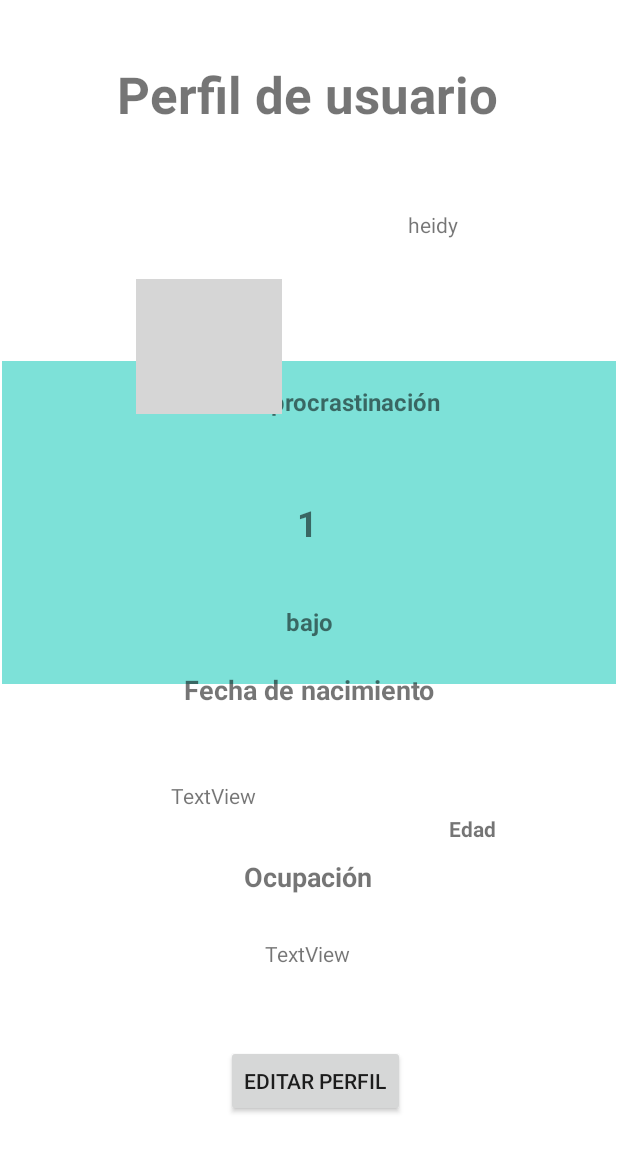
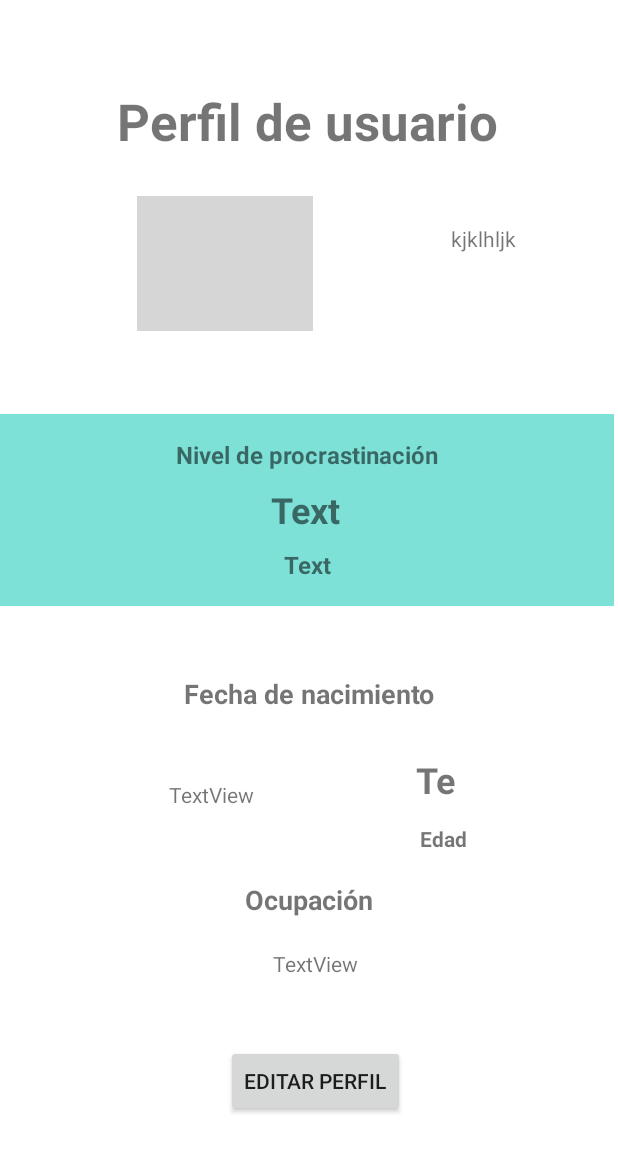
Before and after one commit to Zawent/Procrastinator-Android, an Android app: the layout activity_perfil.xml on its own in the app's theme, with its tools: preview values and no code run, on a phone screen of 412 x 824 dp. Shown: the top 1152 px of the screen. Run offline under Robolectric (Android 15) with nearby library versions, the light colour scheme and no system bars; grey boxes are pictures that could not be loaded.

Commit message:
ignorar esto por el momento je,je

```diff
--- a/app/src/main/java/com/micasa/holamundo/edituser/Perfil.java
+++ b/app/src/main/java/com/micasa/holamundo/edituser/Perfil.java
@@ -24,11 +24,12 @@ public class Perfil extends AppCompatActivity {
         Intent intent = getIntent();
         user = (User) intent.getSerializableExtra("user");
 
-        nombre_user = findViewById(R.id.txtnombre_user);
+        nombre_user = findViewById(R.id.txtnombre);
         if (user != null) {
             nombre_user.setText(user.getName());
         }else{
             nombre_user.setText("User no");
         }
     }
+
 }
--- a/app/src/main/res/layout/activity_perfil.xml
+++ b/app/src/main/res/layout/activity_perfil.xml
@@ -9,17 +9,12 @@
 
     <androidx.constraintlayout.widget.ConstraintLayout
         android:id="@+id/constraintLayout"
-        android:layout_width="0dp"
-        android:layout_height="0dp"
-        android:layout_marginStart="1dp"
-        android:layout_marginEnd="1dp"
-        android:layout_marginBottom="368dp"
+        android:layout_width="409dp"
+        android:layout_height="128dp"
+        android:layout_marginBottom="116dp"
         android:background="#7DE1D8"
-        app:layout_constraintBottom_toBottomOf="parent"
-        app:layout_constraintEnd_toEndOf="parent"
-        app:layout_constraintHorizontal_bias="1.0"
-        app:layout_constraintStart_toStartOf="parent"
-        app:layout_constraintTop_toBottomOf="@+id/textView2">
+        app:layout_constraintBottom_toTopOf="@+id/txtfechanacimiento"
+        tools:layout_editor_absoluteX="1dp">
 
         <TextView
             android:id="@+id/textView4"
@@ -39,7 +34,7 @@
             android:id="@+id/txtnivel"
             android:layout_width="wrap_content"
             android:layout_height="wrap_content"
-            android:text="1"
+            android:text="Text"
             android:textSize="24sp"
             android:textStyle="bold"
             app:layout_constraintBottom_toBottomOf="@+id/txtnombrenivel"
@@ -53,7 +48,7 @@
             android:id="@+id/txtnombrenivel"
             android:layout_width="wrap_content"
             android:layout_height="wrap_content"
-            android:text="bajo"
+            android:text="Text"
             android:textSize="16sp"
             android:textStyle="bold"
             app:layout_constraintBottom_toBottomOf="parent"
@@ -92,33 +87,6 @@
         app:layout_constraintEnd_toEndOf="parent"
         app:layout_constraintTop_toTopOf="parent" />
 
-    <ImageView
-        android:id="@+id/imageView2"
-        android:layout_width="97dp"
-        android:layout_height="90dp"
-        android:layout_marginStart="80dp"
-        android:layout_marginEnd="53dp"
-        android:layout_marginBottom="522dp"
-        app:layout_constraintBottom_toBottomOf="parent"
-        app:layout_constraintEnd_toEndOf="parent"
-        app:layout_constraintEnd_toStartOf="@+id/txtnombre_user"
-        app:layout_constraintHorizontal_bias="0.257"
-        app:layout_constraintStart_toStartOf="parent"
-        app:layout_constraintTop_toBottomOf="@+id/textView2"
-        app:layout_constraintVertical_bias="0.794"
-        tools:srcCompat="@tools:sample/avatars" />
-
-    <TextView
-        android:id="@+id/txtnombre_user"
-        android:layout_width="wrap_content"
-        android:layout_height="wrap_content"
-        android:layout_marginTop="140dp"
-        android:text="heidy"
-        app:layout_constraintEnd_toEndOf="parent"
-        app:layout_constraintHorizontal_bias="0.718"
-        app:layout_constraintStart_toStartOf="parent"
-        app:layout_constraintTop_toTopOf="parent" />
-
     <TextView
         android:id="@+id/textView7"
         android:layout_width="wrap_content"
@@ -126,11 +94,10 @@
         android:text="Fecha de nacimiento"
         android:textSize="18sp"
         android:textStyle="bold"
-        app:layout_constraintBottom_toBottomOf="parent"
+        app:layout_constraintBottom_toTopOf="@+id/txtfechanacimiento"
         app:layout_constraintEnd_toEndOf="parent"
         app:layout_constraintStart_toStartOf="parent"
-        app:layout_constraintTop_toTopOf="parent"
-        app:layout_constraintVertical_bias="0.56" />
+        app:layout_constraintTop_toBottomOf="@+id/constraintLayout" />
 
     <TextView
         android:id="@+id/textView10"
@@ -141,10 +108,22 @@
         android:textStyle="bold"
         app:layout_constraintBottom_toBottomOf="parent"
         app:layout_constraintEnd_toEndOf="parent"
-        app:layout_constraintHorizontal_bias="0.786"
+        app:layout_constraintHorizontal_bias="0.736"
         app:layout_constraintStart_toStartOf="parent"
         app:layout_constraintTop_toTopOf="parent"
-        app:layout_constraintVertical_bias="0.674" />
+        app:layout_constraintVertical_bias="0.683" />
+
+    <TextView
+        android:id="@+id/txtfechanacimiento"
+        android:layout_width="wrap_content"
+        android:layout_height="wrap_content"
+        android:text="TextView"
+        app:layout_constraintBottom_toTopOf="@+id/textView8"
+        app:layout_constraintEnd_toStartOf="@+id/txtedad"
+        app:layout_constraintHorizontal_bias="0.511"
+        app:layout_constraintStart_toStartOf="parent"
+        app:layout_constraintTop_toTopOf="parent"
+        app:layout_constraintVertical_bias="0.915" />
 
     <TextView
         android:id="@+id/textView8"
@@ -155,37 +134,9 @@
         android:textStyle="bold"
         app:layout_constraintBottom_toBottomOf="parent"
         app:layout_constraintEnd_toEndOf="parent"
-        app:layout_constraintHorizontal_bias="0.498"
         app:layout_constraintStart_toStartOf="parent"
         app:layout_constraintTop_toTopOf="parent"
-        app:layout_constraintVertical_bias="0.716" />
-
-    <TextView
-        android:id="@+id/txtedad"
-        android:layout_width="33dp"
-        android:layout_height="35dp"
-        android:background="#000000"
-        android:backgroundTint="#FFFFFF"
-        android:textSize="24sp"
-        android:textStyle="bold"
-        app:layout_constraintBottom_toBottomOf="parent"
-        app:layout_constraintEnd_toEndOf="parent"
-        app:layout_constraintHorizontal_bias="0.788"
-        app:layout_constraintStart_toStartOf="parent"
-        app:layout_constraintTop_toTopOf="parent"
-        app:layout_constraintVertical_bias="0.625" />
-
-    <TextView
-        android:id="@+id/txtfechanacimiento"
-        android:layout_width="wrap_content"
-        android:layout_height="wrap_content"
-        android:text="TextView"
-        app:layout_constraintBottom_toBottomOf="parent"
-        app:layout_constraintEnd_toEndOf="parent"
-        app:layout_constraintHorizontal_bias="0.32"
-        app:layout_constraintStart_toStartOf="parent"
-        app:layout_constraintTop_toTopOf="parent"
-        app:layout_constraintVertical_bias="0.647" />
+        app:layout_constraintVertical_bias="0.735" />
 
     <TextView
         android:id="@+id/txtocupacion"
@@ -194,10 +145,26 @@
         android:text="TextView"
         app:layout_constraintBottom_toBottomOf="parent"
         app:layout_constraintEnd_toEndOf="parent"
-        app:layout_constraintHorizontal_bias="0.498"
+        app:layout_constraintHorizontal_bias="0.512"
         app:layout_constraintStart_toStartOf="parent"
         app:layout_constraintTop_toTopOf="parent"
-        app:layout_constraintVertical_bias="0.778" />
+        app:layout_constraintVertical_bias="0.786" />
+
+    <TextView
+        android:id="@+id/txtedad"
+        android:layout_width="33dp"
+        android:layout_height="35dp"
+        android:background="#000000"
+        android:backgroundTint="#FFFFFF"
+        android:text="TextView"
+        android:textSize="24sp"
+        android:textStyle="bold"
+        app:layout_constraintBottom_toTopOf="@+id/textView10"
+        app:layout_constraintEnd_toEndOf="parent"
+        app:layout_constraintHorizontal_bias="0.732"
+        app:layout_constraintStart_toStartOf="parent"
+        app:layout_constraintTop_toBottomOf="@+id/textView7"
+        app:layout_constraintVertical_bias="0.733" />
 
     <Button
         android:id="@+id/btneditaruser"
@@ -211,4 +178,31 @@
         app:layout_constraintTop_toTopOf="parent"
         app:layout_constraintVertical_bias="0.898"
         tools:ignore="MissingConstraints" />
+
+    <ImageView
+        android:id="@+id/imageView4"
+        android:layout_width="0dp"
+        android:layout_height="90dp"
+        android:layout_marginStart="91dp"
+        android:layout_marginTop="110dp"
+        android:layout_marginEnd="92dp"
+        android:layout_marginBottom="35dp"
+        app:layout_constraintBottom_toTopOf="@+id/constraintLayout"
+        app:layout_constraintEnd_toStartOf="@+id/txtnombre"
+        app:layout_constraintStart_toStartOf="parent"
+        app:layout_constraintTop_toTopOf="parent"
+        app:srcCompat="@drawable/captura_de_pantalla_2024_01_24_212206" />
+
+    <TextView
+        android:id="@+id/txtnombre"
+        android:layout_width="wrap_content"
+        android:layout_height="wrap_content"
+        android:layout_marginTop="149dp"
+        android:layout_marginEnd="68dp"
+        android:text="kjklhljk"
+        app:layout_constraintBottom_toTopOf="@+id/constraintLayout"
+        app:layout_constraintEnd_toEndOf="parent"
+        app:layout_constraintStart_toEndOf="@+id/imageView4"
+        app:layout_constraintTop_toTopOf="parent"
+        app:layout_constraintVertical_bias="0.0" />
 </androidx.constraintlayout.widget.ConstraintLayout>
```
Also changed, not shown: app/src/main/AndroidManifest.xml (+6 -3 lines), app/src/main/java/com/micasa/holamundo/edituser/perfil_edit.java (added, +16 -0 lines), app/src/main/res/layout/activity_perfil_edit.xml (added, +9 -0 lines), app/src/main/res/layout/activity_ver_perfil.xml (deleted, +0 -185 lines).
